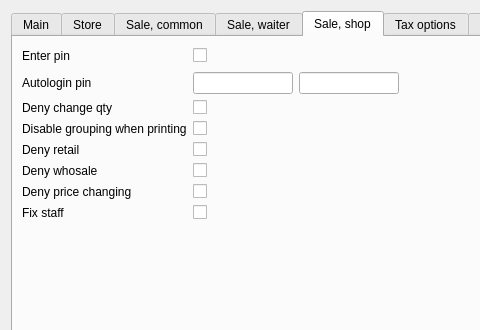
Before: the Qt Designer form Reports/c5settingswidget.ui in End1-1/Cafe5, drawn with Qt 5; both pictures show x 0 to 480 and y 0 to 330 of the 741 by 569 pixel window.
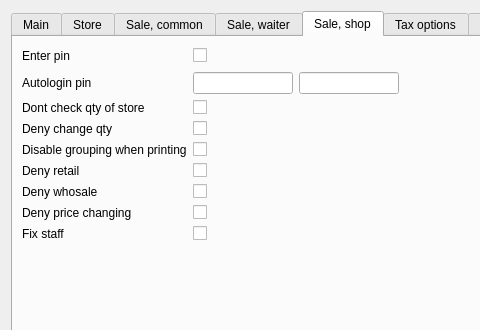
After: the same form once the commit is applied. The open tabs and pages were chosen to show the change. Custom widgets are drawn as their Qt base class.

What changed in the file:
```diff
--- a/Reports/c5settingswidget.ui
+++ b/Reports/c5settingswidget.ui
@@ -800,6 +800,27 @@
        <string>Sale, shop</string>
       </attribute>
       <layout class="QGridLayout" name="gridLayout_6">
+       <item row="7" column="0">
+        <widget class="QLabel" name="label_51">
+         <property name="text">
+          <string>Deny price changing</string>
+         </property>
+        </widget>
+       </item>
+       <item row="5" column="0">
+        <widget class="QLabel" name="label_49">
+         <property name="text">
+          <string>Deny retail</string>
+         </property>
+        </widget>
+       </item>
+       <item row="6" column="0">
+        <widget class="QLabel" name="label_50">
+         <property name="text">
+          <string>Deny whosale</string>
+         </property>
+        </widget>
+       </item>
        <item row="1" column="1" colspan="2">
         <widget class="C5LineEdit" name="leAutologinPin1">
          <property name="minimumSize">
@@ -819,6 +840,93 @@
          </property>
         </widget>
        </item>
+       <item row="4" column="1">
+        <widget class="C5CheckBox" name="chDontGroupPrint">
+         <property name="text">
+          <string/>
+         </property>
+         <property name="Tag" stdset="0">
+          <number>82</number>
+         </property>
+        </widget>
+       </item>
+       <item row="1" column="0">
+        <widget class="QLabel" name="label_54">
+         <property name="text">
+          <string>Autologin pin</string>
+         </property>
+        </widget>
+       </item>
+       <item row="8" column="0">
+        <widget class="QLabel" name="label_52">
+         <property name="text">
+          <string>Fix staff</string>
+         </property>
+        </widget>
+       </item>
+       <item row="0" column="0">
+        <widget class="QLabel" name="label_36">
+         <property name="text">
+          <string>Enter pin</string>
+         </property>
+        </widget>
+       </item>
+       <item row="3" column="0">
+        <widget class="QLabel" name="label_77">
+         <property name="text">
+          <string>Deny change qty</string>
+         </property>
+        </widget>
+       </item>
+       <item row="4" column="0">
+        <widget class="QLabel" name="label_78">
+         <property name="text">
+          <string>Disable grouping when printing</string>
+         </property>
+        </widget>
+       </item>
+       <item row="5" column="1">
+        <widget class="C5CheckBox" name="chDenyReatail">
+         <property name="text">
+          <string/>
+         </property>
+         <property name="Tag" stdset="0">
+          <number>47</number>
+         </property>
+        </widget>
+       </item>
+       <item row="1" column="3">
+        <widget class="C5LineEdit" name="leAutologinPin2">
+         <property name="minimumSize">
+          <size>
+           <width>100</width>
+           <height>0</height>
+          </size>
+         </property>
+         <property name="maximumSize">
+          <size>
+           <width>100</width>
+           <height>16777215</height>
+          </size>
+         </property>
+         <property name="Tag" stdset="0">
+          <number>55</number>
+         </property>
+        </widget>
+       </item>
+       <item row="9" column="1">
+        <spacer name="verticalSpacer_6">
+         <property name="orientation">
+          <enum>Qt::Vertical</enum>
+         </property>
+         <property name="sizeHint" stdset="0">
+          <size>
+           <width>20</width>
+           <height>40</height>
+          </size>
+         </property>
+        </spacer>
+       </item>
        <item row="1" column="4">
         <spacer name="horizontalSpacer_2">
          <property name="orientation">
@@ -832,17 +940,7 @@
          </property>
         </spacer>
        </item>
-       <item row="0" column="1">
-        <widget class="C5CheckBox" name="chEnterShopPin">
-         <property name="text">
-          <string/>
-         </property>
-         <property name="Tag" stdset="0">
-          <number>34</number>
-         </property>
-        </widget>
-       </item>
-       <item row="7" column="1">
+       <item row="8" column="1">
         <widget class="C5CheckBox" name="chFixShopStaff">
          <property name="text">
           <string/>
@@ -852,24 +950,7 @@
          </property>
         </widget>
        </item>
-       <item row="5" column="0">
-        <widget class="QLabel" name="label_50">
-         <property name="text">
-          <string>Deny whosale</string>
-         </property>
-        </widget>
-       </item>
-       <item row="5" column="1">
-        <widget class="C5CheckBox" name="chDenyWhosale">
-         <property name="text">
-          <string/>
-         </property>
-         <property name="Tag" stdset="0">
-          <number>48</number>
-         </property>
-        </widget>
-       </item>
-       <item row="6" column="1">
+       <item row="7" column="1">
         <widget class="C5CheckBox" name="chDenyPriceChange">
          <property name="text">
           <string/>
@@ -879,74 +960,7 @@
          </property>
         </widget>
        </item>
-       <item row="8" column="1">
-        <spacer name="verticalSpacer_6">
-         <property name="orientation">
-          <enum>Qt::Vertical</enum>
-         </property>
-         <property name="sizeHint" stdset="0">
-          <size>
-           <width>20</width>
-           <height>40</height>
-          </size>
-         </property>
-        </spacer>
-       </item>
-       <item row="4" column="0">
-        <widget class="QLabel" name="label_49">
-         <property name="text">
-          <string>Deny retail</string>
-         </property>
-        </widget>
-       </item>
-       <item row="1" column="3">
-        <widget class="C5LineEdit" name="leAutologinPin2">
-         <property name="minimumSize">
-          <size>
-           <width>100</width>
-           <height>0</height>
-          </size>
-         </property>
-         <property name="maximumSize">
-          <size>
-           <width>100</width>
-           <height>16777215</height>
-          </size>
-         </property>
-         <property name="Tag" stdset="0">
-          <number>55</number>
-         </property>
-        </widget>
-       </item>
-       <item row="2" column="0">
-        <widget class="QLabel" name="label_77">
-         <property name="text">
-          <string>Deny change qty</string>
-         </property>
-        </widget>
-       </item>
-       <item row="0" column="0">
-        <widget class="QLabel" name="label_36">
-         <property name="text">
-          <string>Enter pin</string>
-         </property>
-        </widget>
-       </item>
-       <item row="6" column="0">
-        <widget class="QLabel" name="label_51">
-         <property name="text">
-          <string>Deny price changing</string>
-         </property>
-        </widget>
-       </item>
-       <item row="7" column="0">
-        <widget class="QLabel" name="label_52">
-         <property name="text">
-          <string>Fix staff</string>
-         </property>
-        </widget>
-       </item>
-       <item row="2" column="1">
+       <item row="3" column="1">
         <widget class="C5CheckBox" name="chDenyQtychange">
          <property name="text">
           <string/>
@@ -956,10 +970,13 @@
          </property>
         </widget>
        </item>
-       <item row="1" column="0">
-        <widget class="QLabel" name="label_54">
+       <item row="6" column="1">
+        <widget class="C5CheckBox" name="chDenyWhosale">
          <property name="text">
-          <string>Autologin pin</string>
+          <string/>
+         </property>
+         <property name="Tag" stdset="0">
+          <number>48</number>
          </property>
         </widget>
        </item>
@@ -976,8 +993,8 @@
          </property>
         </spacer>
        </item>
-       <item row="4" column="1">
-        <widget class="C5CheckBox" name="chDenyReatail">
+       <item row="0" column="1">
+        <widget class="C5CheckBox" name="chEnterShopPin">
          <property name="text">
           <string/>
          </property>
@@ -986,15 +1003,15 @@
          </property>
         </widget>
        </item>
-       <item row="3" column="0">
-        <widget class="QLabel" name="label_78">
+       <item row="2" column="0">
+        <widget class="QLabel" name="label_82">
          <property name="text">
-          <string>Disable grouping when printing</string>
+          <string>Dont check qty of store</string>
          </property>
         </widget>
        </item>
-       <item row="3" column="1">
-        <widget class="C5CheckBox" name="chDontGroupPrint">
+       <item row="2" column="1">
+        <widget class="C5CheckBox" name="chDontCheckStoreQty">
          <property name="text">
           <string/>
          </property>
@@ -1650,16 +1667,16 @@
    <extends>QLineEdit</extends>
    <header location="global">c5lineedit.h</header>
   </customwidget>
+  <customwidget>
+   <class>C5LineEditWithSelector</class>
+   <extends>QLineEdit</extends>
+   <header location="global">c5lineeditwithselector.h</header>
+  </customwidget>
   <customwidget>
    <class>C5CheckBox</class>
    <extends>QCheckBox</extends>
    <header location="global">c5checkbox.h</header>
   </customwidget>
-  <customwidget>
-   <class>C5LineEditWithSelector</class>
-   <extends>QLineEdit</extends>
-   <header location="global">c5lineeditwithselector.h</header>
-  </customwidget>
   <customwidget>
    <class>C5ComboBox</class>
    <extends>QComboBox</extends>
```
Left out of the diff: 6 changed lines with no effect on the pictures.
